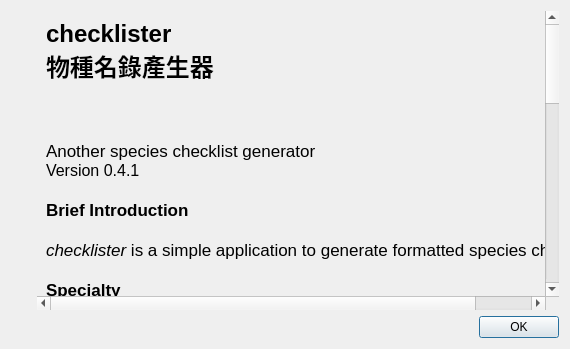
Before: the Qt Designer form src/ui/ui_about.ui in TaiBON/checklister, drawn with Qt 5.
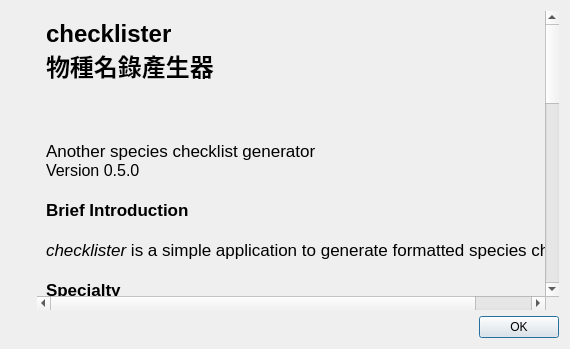
After: the same form once the commit is applied. Icons and pictures are not drawn.

Commit message: minor changes on ui and genlist_api 1. fix the size of ui_compare buttons 2. remove unnecessary python modules

```diff
--- a/src/ui/ui_about.ui
+++ b/src/ui/ui_about.ui
@@ -73,7 +73,7 @@
 &lt;p style=&quot;-qt-paragraph-type:empty; margin-top:0px; margin-bottom:0px; margin-left:0px; margin-right:0px; -qt-block-indent:0; text-indent:0px; font-size:12pt; font-weight:600;&quot;&gt;&lt;br /&gt;&lt;/p&gt;
 &lt;p style=&quot;-qt-paragraph-type:empty; margin-top:0px; margin-bottom:0px; margin-left:0px; margin-right:0px; -qt-block-indent:0; text-indent:0px; font-size:12pt; font-weight:600;&quot;&gt;&lt;br /&gt;&lt;/p&gt;
 &lt;p style=&quot; margin-top:0px; margin-bottom:0px; margin-left:0px; margin-right:0px; -qt-block-indent:0; text-indent:0px;&quot;&gt;Another species checklist generator&lt;/p&gt;
-&lt;p style=&quot; margin-top:0px; margin-bottom:0px; margin-left:0px; margin-right:0px; -qt-block-indent:0; text-indent:0px;&quot;&gt;&lt;span style=&quot; font-size:12pt;&quot;&gt;Version 0.4.1&lt;/span&gt;&lt;/p&gt;
+&lt;p style=&quot; margin-top:0px; margin-bottom:0px; margin-left:0px; margin-right:0px; -qt-block-indent:0; text-indent:0px;&quot;&gt;&lt;span style=&quot; font-size:12pt;&quot;&gt;Version 0.5.0&lt;/span&gt;&lt;/p&gt;
 &lt;p style=&quot;-qt-paragraph-type:empty; margin-top:0px; margin-bottom:0px; margin-left:0px; margin-right:0px; -qt-block-indent:0; text-indent:0px; font-weight:600;&quot;&gt;&lt;br /&gt;&lt;/p&gt;
 &lt;p style=&quot; margin-top:0px; margin-bottom:0px; margin-left:0px; margin-right:0px; -qt-block-indent:0; text-indent:0px;&quot;&gt;&lt;span style=&quot; font-weight:600;&quot;&gt;Brief Introduction&lt;/span&gt;&lt;/p&gt;
 &lt;p style=&quot;-qt-paragraph-type:empty; margin-top:0px; margin-bottom:0px; margin-left:0px; margin-right:0px; -qt-block-indent:0; text-indent:0px;&quot;&gt;&lt;br /&gt;&lt;/p&gt;
```
The commit also changes 6 other files.
